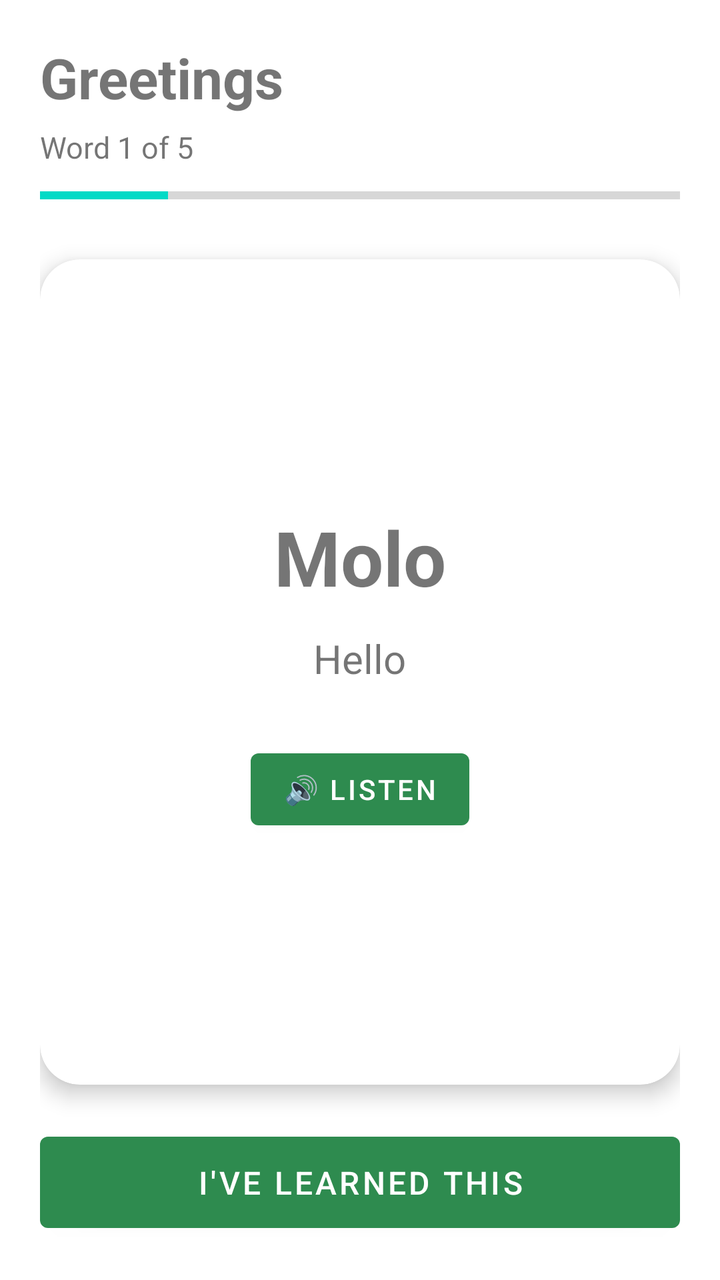
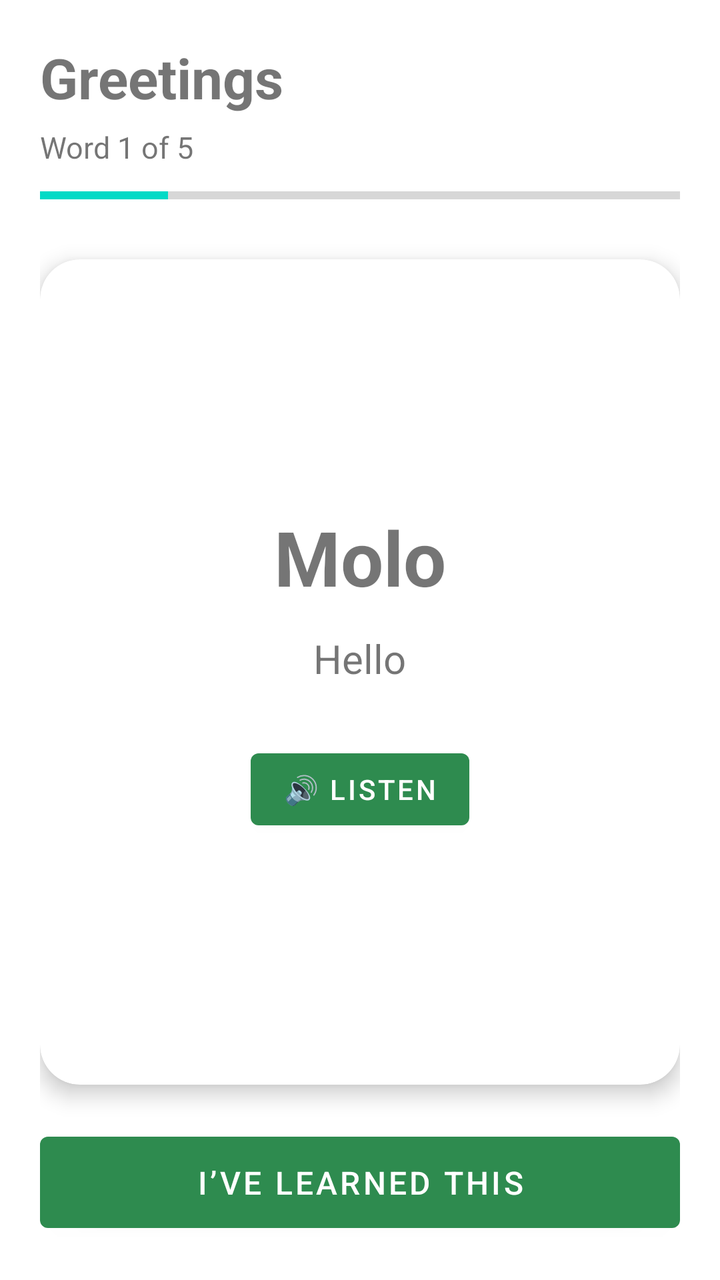

Screens rendered from an Android XML layout before and after an edit, with the pre-edit source and the edit as a unified diff.
<!-- AndroidManifest.xml: application theme Theme.MzantsiLingo -->
<!-- res/layout/activity_lesson.xml -->
<?xml version="1.0" encoding="utf-8"?>
<androidx.constraintlayout.widget.ConstraintLayout
    xmlns:android="http://schemas.android.com/apk/res/android"
    xmlns:app="http://schemas.android.com/apk/res-auto"
    android:layout_width="match_parent"
    android:layout_height="match_parent"
    android:padding="20dp">

    
    <TextView
        android:id="@+id/tvLessonTitle"
        android:layout_width="0dp"
        android:layout_height="wrap_content"
        android:text="Greetings"
        android:textSize="28sp"
        android:textStyle="bold"
        app:layout_constraintTop_toTopOf="parent"
        app:layout_constraintStart_toStartOf="parent"
        app:layout_constraintEnd_toEndOf="parent" />

    
    <TextView
        android:id="@+id/tvWordCounter"
        android:layout_width="wrap_content"
        android:layout_height="wrap_content"
        android:layout_marginTop="6dp"
        android:text="Word 1 of 5"
        android:textSize="15sp"
        app:layout_constraintTop_toBottomOf="@id/tvLessonTitle"
        app:layout_constraintStart_toStartOf="parent" />

    
    <ProgressBar
        android:id="@+id/lessonProgress"
        style="?android:attr/progressBarStyleHorizontal"
        android:layout_width="0dp"
        android:layout_height="8dp"
        android:layout_marginTop="10dp"
        android:max="100"
        android:progress="20"
        app:layout_constraintTop_toBottomOf="@id/tvWordCounter"
        app:layout_constraintStart_toStartOf="parent"
        app:layout_constraintEnd_toEndOf="parent" />

    
    <ProgressBar
        android:id="@+id/loadingProgress"
        android:layout_width="wrap_content"
        android:layout_height="wrap_content"
        android:visibility="gone"
        app:layout_constraintTop_toTopOf="parent"
        app:layout_constraintBottom_toBottomOf="parent"
        app:layout_constraintStart_toStartOf="parent"
        app:layout_constraintEnd_toEndOf="parent" />

    
    <androidx.cardview.widget.CardView
        android:id="@+id/cardWord"
        android:layout_width="0dp"
        android:layout_height="0dp"
        android:layout_marginTop="28dp"
        android:layout_marginBottom="20dp"
        app:cardCornerRadius="20dp"
        app:cardElevation="6dp"
        app:layout_constraintTop_toBottomOf="@id/lessonProgress"
        app:layout_constraintBottom_toTopOf="@id/btnLearned"
        app:layout_constraintStart_toStartOf="parent"
        app:layout_constraintEnd_toEndOf="parent">

        <LinearLayout
            android:layout_width="match_parent"
            android:layout_height="match_parent"
            android:orientation="vertical"
            android:gravity="center"
            android:padding="24dp">

            
            <TextView
                android:id="@+id/tvXhosaWord"
                android:layout_width="wrap_content"
                android:layout_height="wrap_content"
                android:text="Molo"
                android:textSize="38sp"
                android:textStyle="bold"
                android:gravity="center" />

            
            <TextView
                android:id="@+id/tvEnglishMeaning"
                android:layout_width="wrap_content"
                android:layout_height="wrap_content"
                android:layout_marginTop="12dp"
                android:text="Hello"
                android:textSize="20sp"
                android:gravity="center" />

            
            <Button
                android:id="@+id/btnListen"
                android:layout_width="wrap_content"
                android:layout_height="wrap_content"
                android:layout_marginTop="28dp"
                android:text="🔊 Listen" />

        </LinearLayout>

    </androidx.cardview.widget.CardView>

    
    <Button
        android:id="@+id/btnLearned"
        android:layout_width="0dp"
        android:layout_height="wrap_content"
        android:text="I've learned this"
        android:textSize="16sp"
        android:padding="12dp"
        app:layout_constraintBottom_toBottomOf="parent"
        app:layout_constraintStart_toStartOf="parent"
        app:layout_constraintEnd_toEndOf="parent" />

</androidx.constraintlayout.widget.ConstraintLayout>
<!-- resources referenced by this layout -->
<resources>
  <style name="Theme.MzantsiLingo" parent="Theme.MaterialComponents.DayNight.NoActionBar">
          <item name="colorPrimary">@color/mzantsi_green</item>
          <item name="colorPrimaryVariant">@color/mzantsi_green</item>
          <item name="colorOnPrimary">@color/white</item>
          <item name="android:statusBarColor">@color/mzantsi_green</item>
      </style>
  <color name="mzantsi_green">#2E8B4F</color>
  <color name="white">#FFFFFF</color>
</resources>

<!-- the commit's change to res/layout/activity_lesson.xml (unified diff, before → after) -->
@@ -100,7 +100,7 @@
                 android:layout_width="wrap_content"
                 android:layout_height="wrap_content"
                 android:layout_marginTop="28dp"
-                android:text="🔊 Listen" />
+                android:text="@string/lesson_listen" />
 
         </LinearLayout>
 
@@ -111,7 +111,7 @@
         android:id="@+id/btnLearned"
         android:layout_width="0dp"
         android:layout_height="wrap_content"
-        android:text="I've learned this"
+        android:text="@string/lesson_learned"
         android:textSize="16sp"
         android:padding="12dp"
         app:layout_constraintBottom_toBottomOf="parent"
<!-- resource entries referenced after the edit -->
@@ -1,5 +1,7 @@
 <!-- resources referenced by this layout -->
 <resources>
+  <string name="lesson_learned">I’ve learned this</string>
+  <string name="lesson_listen">🔊 Listen</string>
   <style name="Theme.MzantsiLingo" parent="Theme.MaterialComponents.DayNight.NoActionBar">
           <item name="colorPrimary">@color/mzantsi_green</item>
           <item name="colorPrimaryVariant">@color/mzantsi_green</item>
